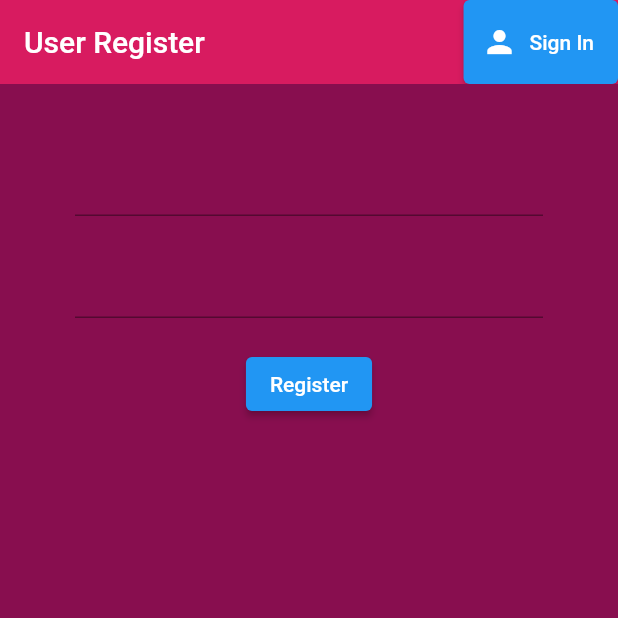
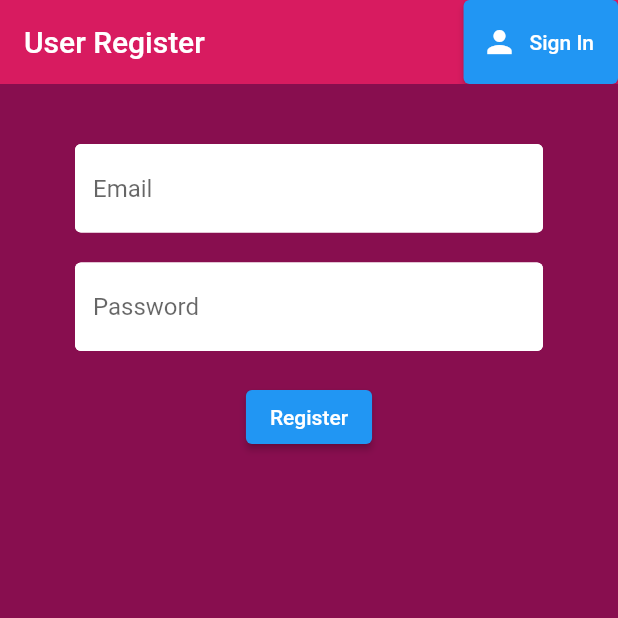
Before and after one commit to Ramadhansyukri/fyp_2, a Flutter app: the screen it shows after launch, after a tap on "Sign In", after a tap on "Register", on a phone screen of 412 x 824 dp, the top half of it. Run offline on Flutter 3.47's test engine with Material 2 defaults, Android fonts, the phone set to English and light mode, and no system bars; our stand-ins replace firebase_auth, firebase_core, flutter_spinkit; accounts and stored records are empty.

Commit message:
Text Dec and Loading widget

```diff
--- a/lib/screens/user_register.dart
+++ b/lib/screens/user_register.dart
@@ -1,5 +1,7 @@
 import 'package:flutter/material.dart';
 import 'package:fyp_2/services/auth.dart';
+import 'package:fyp_2/shared/constants.dart';
+import 'package:fyp_2/shared/loading.dart';
 
 class UserReg extends StatefulWidget {
   //const UserReg({Key? key}) : super(key: key);
@@ -15,6 +17,7 @@ class _UserRegState extends State<UserReg> {
 
   final AuthService _auth = AuthService();
   final _formKey = GlobalKey<FormState>();
+  bool loading = false;
 
   var email = '';
   var password = '';
@@ -22,7 +25,7 @@ class _UserRegState extends State<UserReg> {
 
   @override
   Widget build(BuildContext context) {
-    return Scaffold(
+    return loading ? Loading() : Scaffold(
       backgroundColor: Colors.pink[900],
       appBar: AppBar(
         backgroundColor: Colors.pink[600],
@@ -46,6 +49,7 @@ class _UserRegState extends State<UserReg> {
             children: <Widget>[
               SizedBox(height: 20.0),
               TextFormField(
+                decoration: textInputDecoration.copyWith(hintText: 'Email'),
                   validator: (val) => val!.isEmpty ? 'Enter an email' : null,
                   onChanged: (val) {
                     setState(() => email = val);
@@ -53,6 +57,7 @@ class _UserRegState extends State<UserReg> {
               ),
               SizedBox(height: 20.0),
               TextFormField(
+                  decoration: textInputDecoration.copyWith(hintText: 'Password'),
                   obscureText: true,
                   validator: (val) => val!.length <8 ? 'Password must be at least 8 character' : null,
                   onChanged: (val){
@@ -67,9 +72,14 @@ class _UserRegState extends State<UserReg> {
                 ),
                 onPressed: () async {
                   if (_formKey.currentState!.validate()){
+                    setState(() => loading = true);
                     dynamic result = await _auth.registerWithEmailAndPassword(email, password);
                     if(result == null){
                       setState(() => error = 'Please supply valid info');
+                      setState(() {
+                        error = 'Please supply valid info';
+                        loading = false;
+                      });
                     }
                   }
                 },
--- a/lib/screens/user_sign_in.dart
+++ b/lib/screens/user_sign_in.dart
@@ -1,5 +1,7 @@
 import 'package:flutter/material.dart';
 import 'package:fyp_2/services/auth.dart';
+import 'package:fyp_2/shared/constants.dart';
+import 'package:fyp_2/shared/loading.dart';
 
 class UserSignIn extends StatefulWidget {
   //const UserSignIn({Key? key}) : super(key: key);
@@ -15,6 +17,7 @@ class _UserSignInState extends State<UserSignIn> {
 
   final AuthService _auth = AuthService();
   final _formKey = GlobalKey<FormState>();
+  bool loading = false;
 
   var email = '';
   var password = '';
@@ -22,7 +25,7 @@ class _UserSignInState extends State<UserSignIn> {
 
   @override
   Widget build(BuildContext context) {
-    return Scaffold(
+    return loading ? Loading() : Scaffold(
       backgroundColor: Colors.pink[900],
       appBar: AppBar(
         backgroundColor: Colors.pink[600],
@@ -46,6 +49,7 @@ class _UserSignInState extends State<UserSignIn> {
             children: <Widget>[
               SizedBox(height: 20.0),
               TextFormField(
+                  decoration: textInputDecoration.copyWith(hintText: 'Email'),
                   validator: (val) => val!.isEmpty ? 'Enter an email' : null,
                   onChanged: (val) {
                     setState(() => email = val);
@@ -53,6 +57,7 @@ class _UserSignInState extends State<UserSignIn> {
               ),
               SizedBox(height: 20.0),
               TextFormField(
+                  decoration: textInputDecoration.copyWith(hintText: 'Password'),
                   obscureText: true,
                   validator: (val) => val!.length <8 ? 'Password must be at least 8 character' : null,
                   onChanged: (val){
@@ -67,9 +72,13 @@ class _UserSignInState extends State<UserSignIn> {
                 ),
                 onPressed: () async {
                   if (_formKey.currentState!.validate()){
+                    setState(() => loading = true);
                     dynamic result = await _auth.signInWithEmailAndPassword(email, password);
                     if(result == null){
-                      setState(() => error = 'Please Enter a Valid Credential');
+                      setState(() {
+                        error = 'Please Enter a Valid Credential';
+                        loading = false;
+                      });
                     }
                   }
                 },
--- /dev/null
+++ b/lib/shared/constants.dart
@@ -0,0 +1,12 @@
+import 'package:flutter/material.dart';
+
+const textInputDecoration = InputDecoration(
+    fillColor: Colors.white,
+    filled: true,
+    enabledBorder: OutlineInputBorder(
+        borderSide: BorderSide(color: Colors.white, width: 2.0)
+    ),
+    focusedBorder: OutlineInputBorder(
+        borderSide: BorderSide(color: Colors.black, width: 2.0)
+    ),
+);
--- a/pubspec.yaml
+++ b/pubspec.yaml
@@ -35,6 +35,7 @@ dependencies:
   firebase_auth: ^3.3.5
   cloud_firestore: ^3.1.6
   provider: ^6.0.5
+  flutter_spinkit: ^5.2.0
 
   # The following adds the Cupertino Icons font to your application.
   # Use with the CupertinoIcons class for iOS style icons.
```
Also changed, not shown: lib/shared/loading.dart (added, +17 -0 lines), pubspec.lock.
